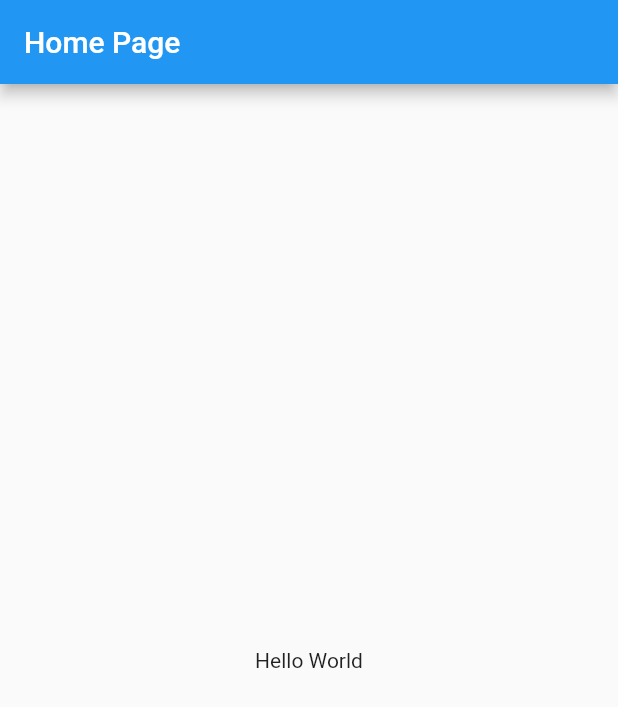
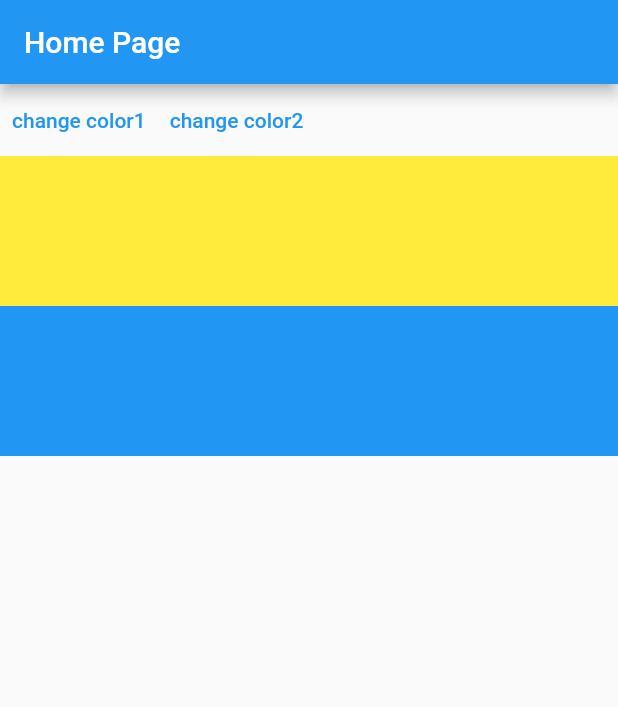
Before and after one commit to yasserpro2004/inheritedModel, a Flutter app: the screen it shows after launch, on a phone screen of 412 x 824 dp. Shown: the top 707 px of the screen. Run offline on Flutter 3.47's test engine with Material 2 defaults, Android fonts, the phone set to English and light mode, and no system bars.

Commit message:
create_Enum_AvailableColorsWidget_ColorWidget

```diff
--- a/lib/main.dart
+++ b/lib/main.dart
@@ -1,5 +1,6 @@
 import 'package:flutter/material.dart';
 import 'dart:math' show Random;
+import 'dart:developer' as dev show log;
 
 void main() {
   runApp(
@@ -22,16 +23,110 @@ class HomePage extends StatefulWidget {
 }
 
 class _HomePageState extends State<HomePage> {
+  var color1 = Colors.yellow;
+  var color2 = Colors.blue;
+
   @override
   Widget build(BuildContext context) {
     return Scaffold(
       appBar: AppBar(
         title: const Text('Home Page'),
       ),
-      body: const Center(
-        child: Text('Hello World'),
+      body: AvailableColorsWidget(
+        color1: color1,
+        color2: color2,
+        child: Column(
+          children: [
+            Row(
+              children: [
+                TextButton(
+                    onPressed: () {
+                      setState(() {
+                        color1 = colors.getRandomElement();
+                      });
+                    },
+                    child: const Text('change color1')),
+                TextButton(
+                    onPressed: () {
+                      setState(() {
+                        color2 = colors.getRandomElement();
+                      });
+
+                    },
+                    child: const Text('change color2')),
+              ],
+            ),
+            const ColorWidget(color: AvailbleColor.one),
+            const ColorWidget(color: AvailbleColor.two),
+          ],
+        ),
       ),
     );
+  }
+}
+
+class ColorWidget extends StatelessWidget {
+  final AvailbleColor color;
+
+  const ColorWidget({super.key, required this.color});
+
+  @override
+  Widget build(BuildContext context) {
+    switch (color) {
+      case AvailbleColor.one:
+        dev.log('Color1 widget got rebuilt');
+        break;
+      case AvailbleColor.two:
+        dev.log('Color2 widget got rebuilt');
+        break;
+    }
+    final provider = AvailableColorsWidget.of(context, color);
+
+    return Container(
+      height: 100,
+      color: color == AvailbleColor.one ? provider.color1 : provider.color2,
+    );
+  }
+}
+
+enum AvailbleColor { one, two }
+
+class AvailableColorsWidget extends InheritedModel<AvailbleColor> {
+  final MaterialColor color1;
+  final MaterialColor color2;
+
+  const AvailableColorsWidget(
+      {Key? key,
+      required this.color1,
+      required this.color2,
+      required Widget child})
+      : super(
+          key: key,
+          child: child,
+        );
+
+  static AvailableColorsWidget of(BuildContext context, AvailbleColor aspect) {
+    return InheritedModel.inheritFrom(context, aspect: aspect)!;
+  }
+
+  @override
+  bool updateShouldNotify(covariant AvailableColorsWidget oldWidget) {
+    dev.log('updateShouldNotify');
+    return color1 != oldWidget.color1 || color2 != oldWidget.color2;
+  }
+
+  @override
+  bool updateShouldNotifyDependent(covariant AvailableColorsWidget oldWidget,
+      Set<AvailbleColor> dependencies) {
+    if (dependencies.contains(AvailbleColor.one) &&
+        color1 != oldWidget.color1) {
+      return true;
+    }
+    if (dependencies.contains(AvailbleColor.two) &&
+        color2 != oldWidget.color2) {
+      return true;
+    }
+    return false;
   }
 }
 
```
